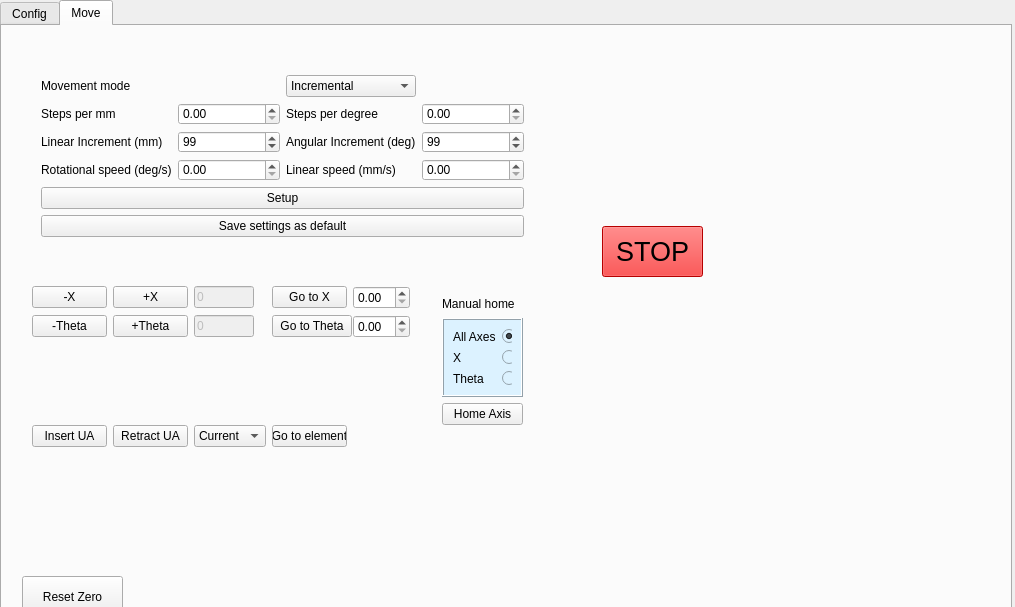
This is Widget_Library/widget_position.ui in 8foldrepo/RF_Balance_Profound as Qt 5 draws it before an edit. The edited form follows.
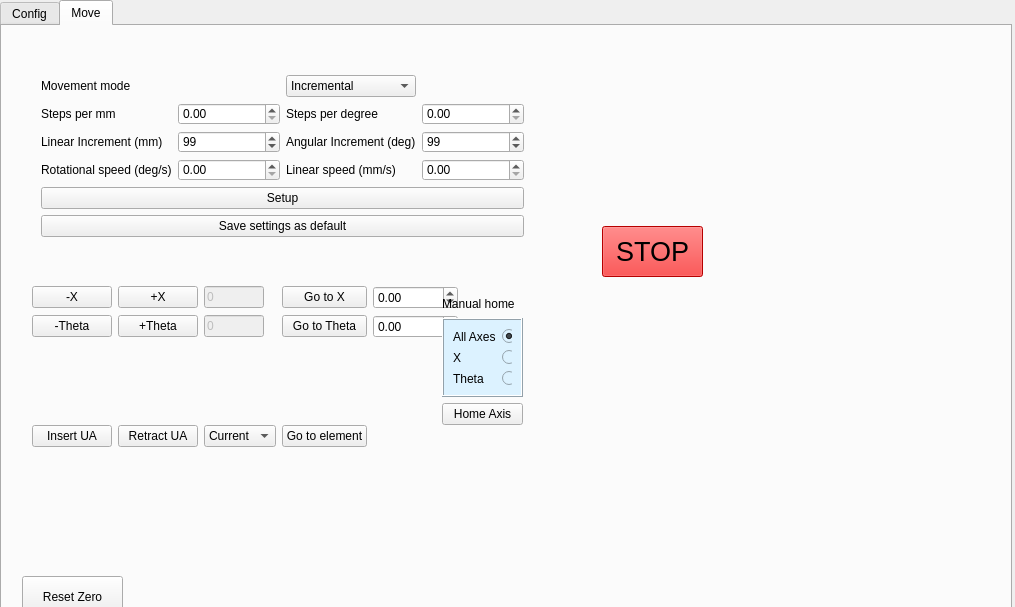
This is the edited form. Custom widgets are drawn as their Qt base class.

Commit message: got go to position working

```diff
--- a/Widget_Library/widget_position.ui
+++ b/Widget_Library/widget_position.ui
@@ -671,7 +671,7 @@
       <rect>
        <x>30</x>
        <y>260</y>
-       <width>378</width>
+       <width>426</width>
        <height>161</height>
       </rect>
      </property>
@@ -875,10 +875,24 @@
        </widget>
       </item>
       <item row="0" column="5">
-       <widget class="QDoubleSpinBox" name="go_x_sb"/>
+       <widget class="QDoubleSpinBox" name="go_x_sb">
+        <property name="minimum">
+         <double>-999999999.000000000000000</double>
+        </property>
+        <property name="maximum">
+         <double>9999999999.000000000000000</double>
+        </property>
+       </widget>
       </item>
       <item row="1" column="5">
-       <widget class="QDoubleSpinBox" name="go_theta_sb"/>
+       <widget class="QDoubleSpinBox" name="go_theta_sb">
+        <property name="minimum">
+         <double>-999999999.000000000000000</double>
+        </property>
+        <property name="maximum">
+         <double>9999999999.000000000000000</double>
+        </property>
+       </widget>
       </item>
      </layout>
     </widget>
```
The commit also changes 3 other files.
